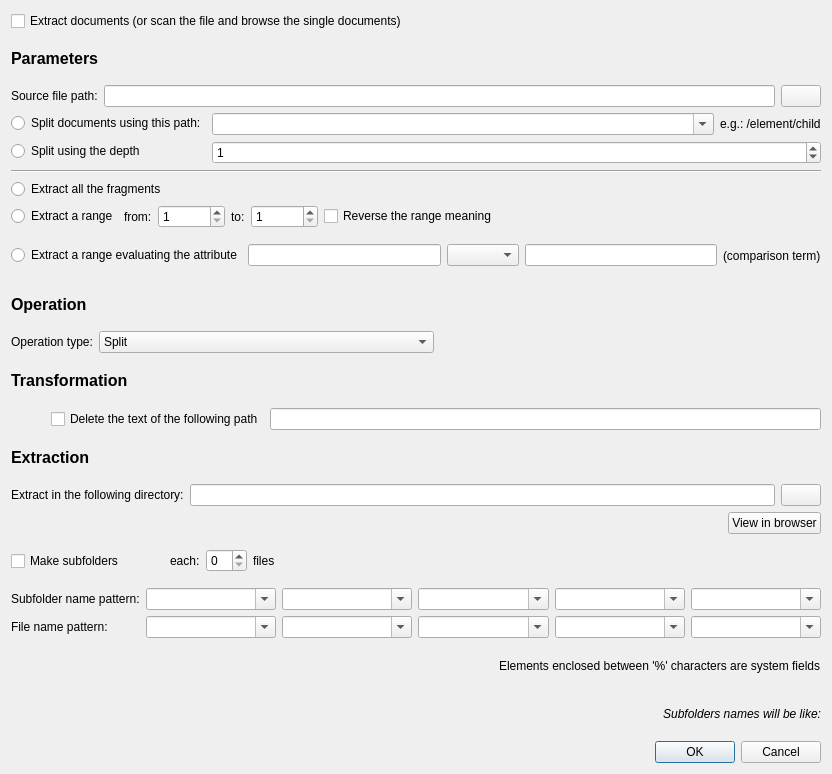
First picture: the form in src/extraction/extractfragmentsdialog.ui, repository lbellonda/qxmledit, before the edit.
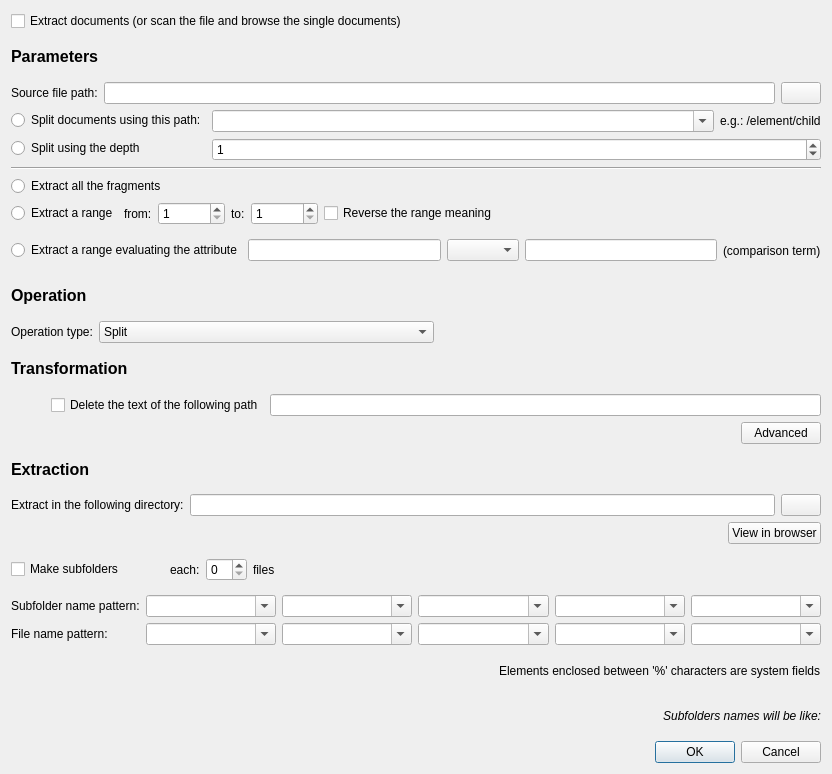
Second picture: the form after the edit. Icons and pictures are not drawn.

Patch:
```diff
--- a/src/extraction/extractfragmentsdialog.ui
+++ b/src/extraction/extractfragmentsdialog.ui
@@ -378,6 +378,37 @@
      </item>
     </layout>
    </item>
+   <item>
+    <layout class="QHBoxLayout" name="horizontalLayout_10">
+     <item>
+      <spacer name="horizontalSpacer_6">
+       <property name="orientation">
+        <enum>Qt::Horizontal</enum>
+       </property>
+       <property name="sizeHint" stdset="0">
+        <size>
+         <width>40</width>
+         <height>20</height>
+        </size>
+       </property>
+      </spacer>
+     </item>
+     <item>
+      <widget class="QLabel" name="lblAdvancedOptions">
+       <property name="text">
+        <string/>
+       </property>
+      </widget>
+     </item>
+     <item>
+      <widget class="QPushButton" name="cmdAdvanced">
+       <property name="text">
+        <string>Advanced</string>
+       </property>
+      </widget>
+     </item>
+    </layout>
+   </item>
    <item>
     <widget class="QLabel" name="label_7">
      <property name="font">
```
